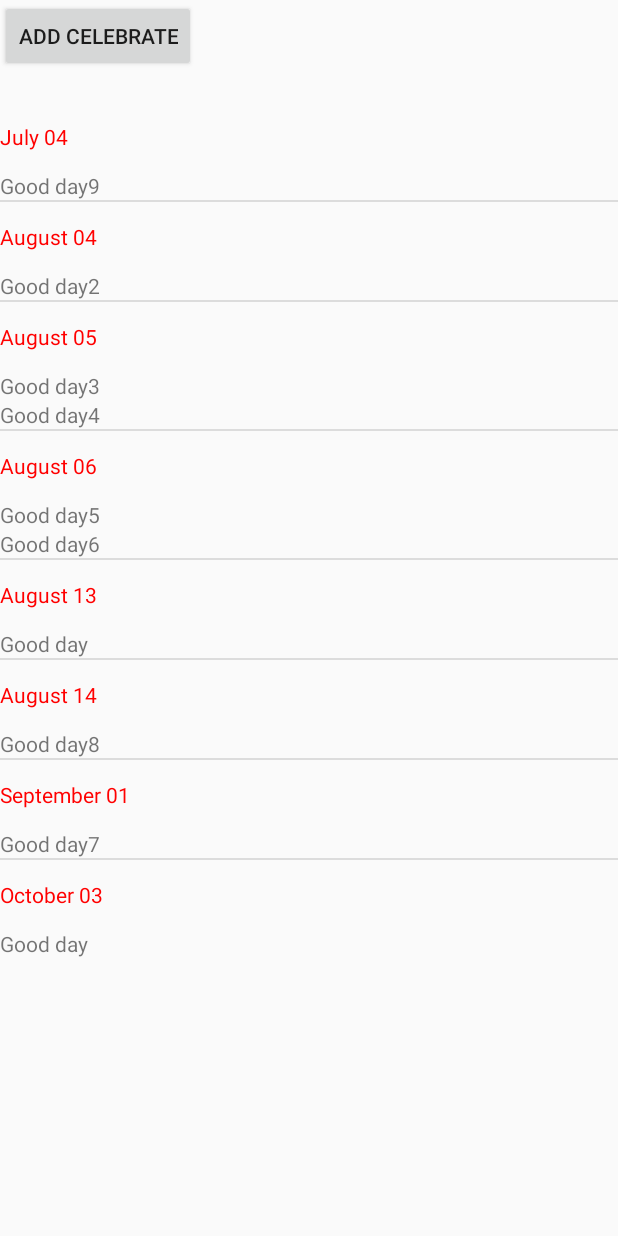
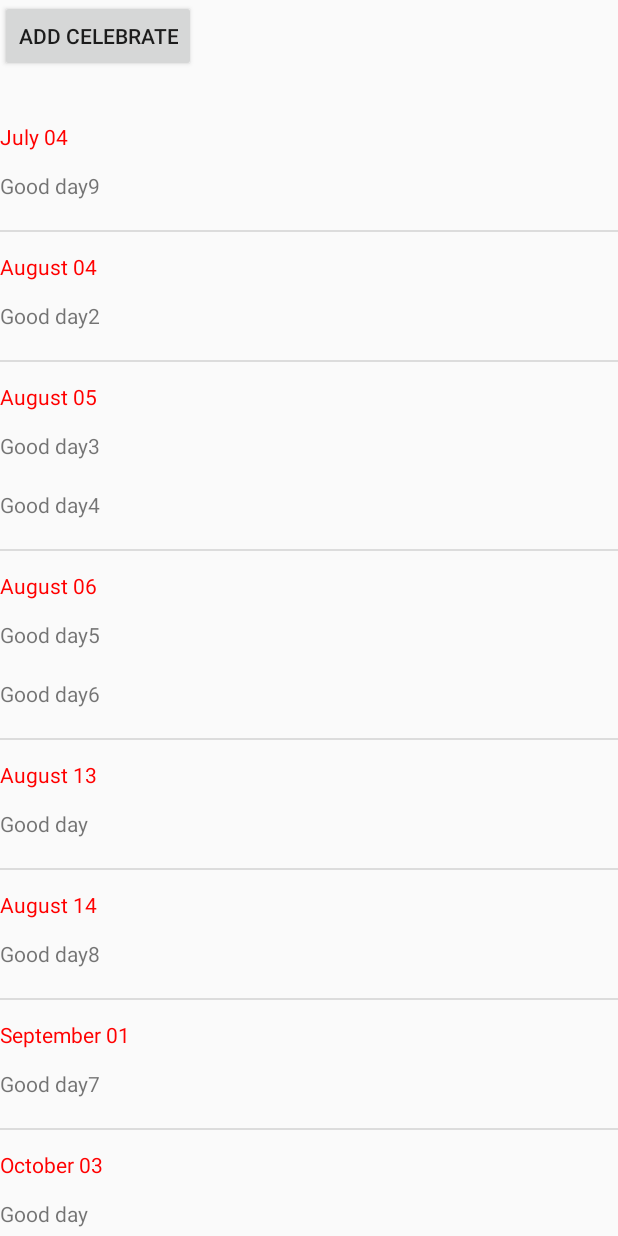
Before and after one commit to valeriandema/TaskSQLite, an Android app: the screen it shows after launch (MainActivity), on a phone screen of 412 x 824 dp. Run offline under Robolectric (Android 15) with nearby library versions, the phone set to English and light mode, and no system bars.

Commit message:
Added padding for custom TextViews

```diff
--- a/app/src/main/java/com/example/user/sqlhometask/MySimpleArrayAdapter.java
+++ b/app/src/main/java/com/example/user/sqlhometask/MySimpleArrayAdapter.java
@@ -2,8 +2,6 @@ package com.example.user.sqlhometask;
 
 import android.content.Context;
 import android.graphics.Color;
-import android.util.Log;
-import android.view.Gravity;
 import android.view.LayoutInflater;
 import android.view.View;
 import android.view.ViewGroup;
@@ -54,6 +52,7 @@ public class MySimpleArrayAdapter extends ArrayAdapter<String> {
             txtViews[i].setText(splitCelebs[i]);
             txtViews[i].setLayoutParams(new TableLayout.LayoutParams(TableLayout.LayoutParams.WRAP_CONTENT,
                     TableLayout.LayoutParams.WRAP_CONTENT, 1f));
+            txtViews[i].setPadding(0, 0, 0, 30);
             linearLayout.addView(txtViews[i]);
         }
         return rowAdapter;
```
